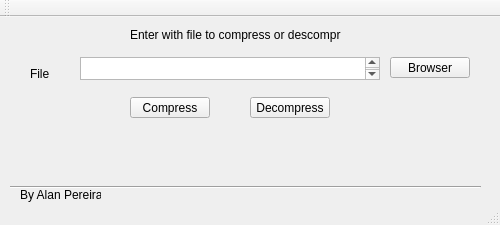
Above: gui.ui from alanexplorer/Huffman before the change. Below: the same form after it.
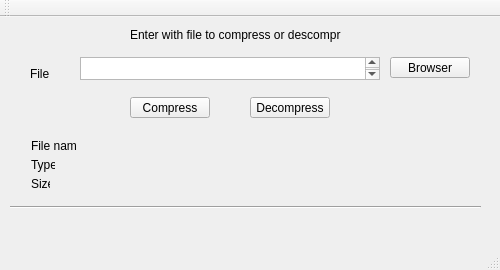
That is the form after the change.

The edit to the form file:
```diff
--- a/gui.ui
+++ b/gui.ui
@@ -7,7 +7,7 @@
     <x>0</x>
     <y>0</y>
     <width>500</width>
-    <height>225</height>
+    <height>270</height>
    </rect>
   </property>
   <property name="windowTitle">
@@ -114,24 +114,11 @@
      <string>Compress</string>
     </property>
    </widget>
-   <widget class="QLabel" name="label">
-    <property name="geometry">
-     <rect>
-      <x>20</x>
-      <y>170</y>
-      <width>81</width>
-      <height>16</height>
-     </rect>
-    </property>
-    <property name="text">
-     <string>By Alan Pereira</string>
-    </property>
-   </widget>
    <widget class="Line" name="line">
     <property name="geometry">
      <rect>
       <x>10</x>
-      <y>150</y>
+      <y>170</y>
       <width>471</width>
       <height>41</height>
      </rect>
@@ -140,6 +127,84 @@
      <enum>Qt::Horizontal</enum>
     </property>
    </widget>
+   <widget class="QLabel" name="NameFile">
+    <property name="geometry">
+     <rect>
+      <x>31</x>
+      <y>121</y>
+      <width>45</width>
+      <height>16</height>
+     </rect>
+    </property>
+    <property name="text">
+     <string>File name</string>
+    </property>
+   </widget>
+   <widget class="QLabel" name="Type">
+    <property name="geometry">
+     <rect>
+      <x>31</x>
+      <y>140</y>
+      <width>24</width>
+      <height>16</height>
+     </rect>
+    </property>
+    <property name="text">
+     <string>Type</string>
+    </property>
+   </widget>
+   <widget class="QLabel" name="Size">
+    <property name="geometry">
+     <rect>
+      <x>31</x>
+      <y>159</y>
+      <width>19</width>
+      <height>16</height>
+     </rect>
+    </property>
+    <property name="text">
+     <string>Size</string>
+    </property>
+   </widget>
+   <widget class="QLabel" name="NameResult">
+    <property name="geometry">
+     <rect>
+      <x>90</x>
+      <y>120</y>
+      <width>241</width>
+      <height>16</height>
+     </rect>
+    </property>
+    <property name="text">
+     <string/>
+    </property>
+   </widget>
+   <widget class="QLabel" name="TypeResult">
+    <property name="geometry">
+     <rect>
+      <x>90</x>
+      <y>140</y>
+      <width>241</width>
+      <height>16</height>
+     </rect>
+    </property>
+    <property name="text">
+     <string/>
+    </property>
+   </widget>
+   <widget class="QLabel" name="SizeResult">
+    <property name="geometry">
+     <rect>
+      <x>90</x>
+      <y>160</y>
+      <width>241</width>
+      <height>16</height>
+     </rect>
+    </property>
+    <property name="text">
+     <string/>
+    </property>
+   </widget>
   </widget>
   <widget class="QToolBar" name="mainToolBar">
    <attribute name="toolBarArea">
```
Left out of the diff: 2 changed lines with no effect on the pictures.
